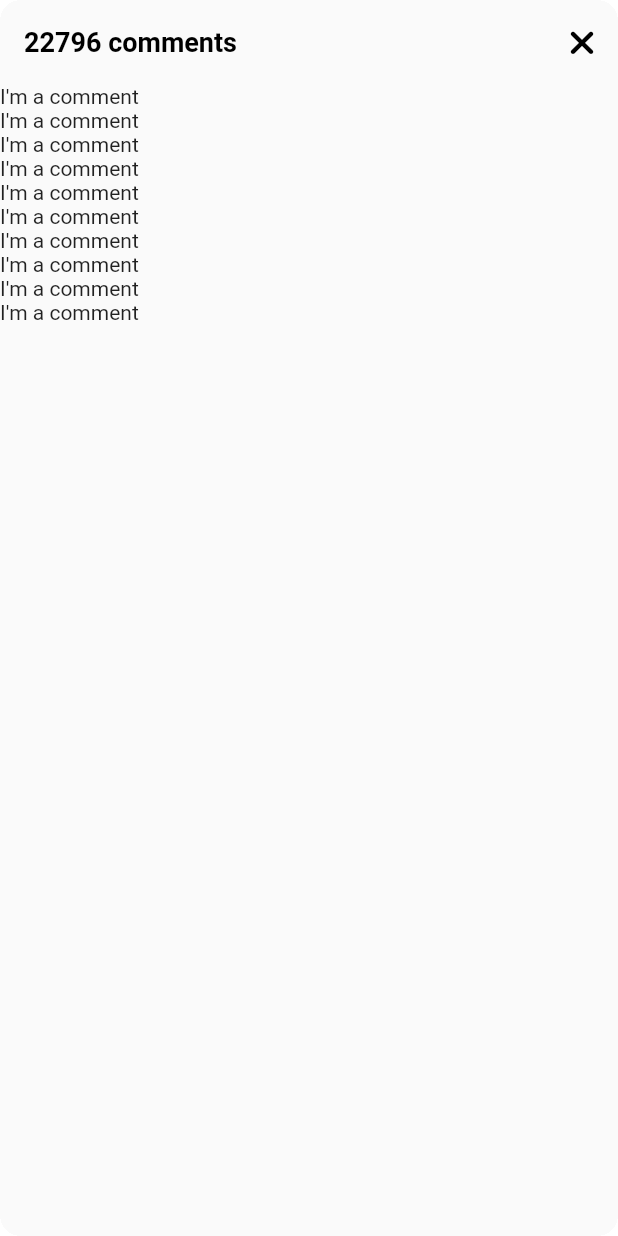
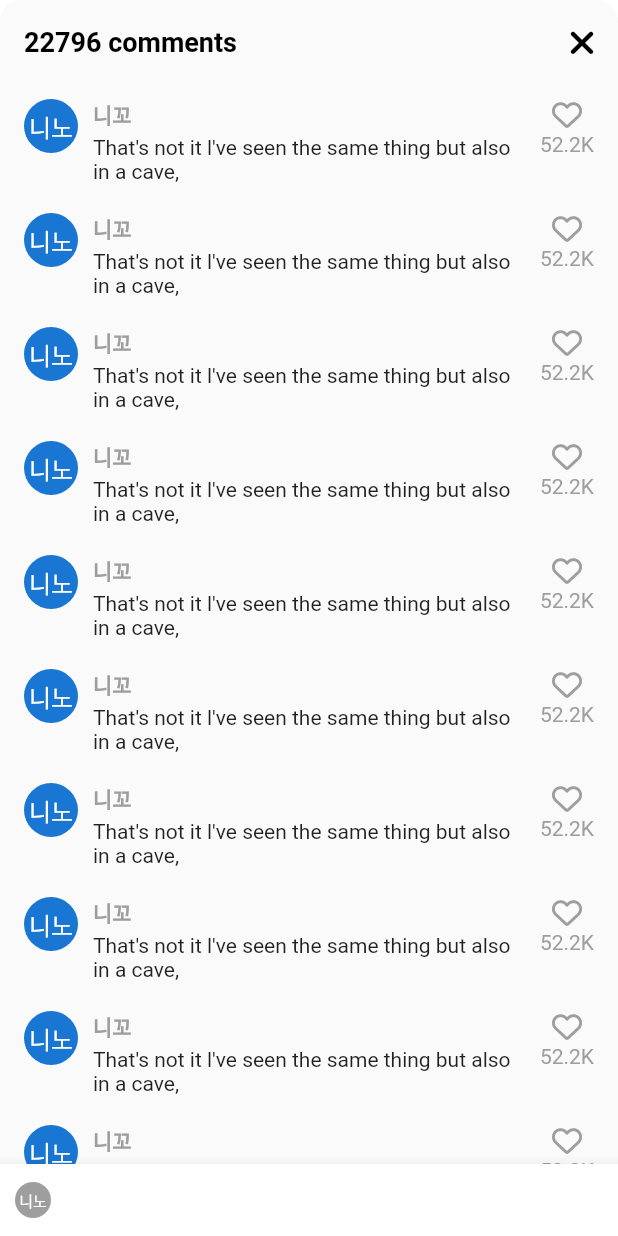
Before and after one commit to jangjia01234/reel_me, a Flutter app: the VideoComments screen opened directly, on a phone screen of 412 x 824 dp. Run offline on Flutter 3.47's test engine with Material 3 defaults, Android fonts, the phone set to English and light mode, and no system bars; our stand-ins replace font_awesome_flutter, video_player, visibility_detector; network calls fail.

Commit message:
comment layout 구성

```diff
--- a/lib/features/videos/widgets/video_comments.dart
+++ b/lib/features/videos/widgets/video_comments.dart
@@ -1,5 +1,6 @@
 import 'package:flutter/material.dart';
 import 'package:font_awesome_flutter/font_awesome_flutter.dart';
+import 'package:reel_me/constants/gaps.dart';
 import 'package:reel_me/constants/sizes.dart';
 
 class VideoComments extends StatefulWidget {
@@ -34,10 +35,78 @@ class _VideoCommentsState extends State<VideoComments> {
             )
           ],
         ),
-        body: ListView.builder(
+        body: ListView.separated(
+          padding: EdgeInsets.symmetric(
+            vertical: Sizes.size10,
+            horizontal: Sizes.size16,
+          ),
+          separatorBuilder: (context, index) => Gaps.v20,
           itemCount: 10,
-          itemBuilder: (context, index) => Container(
-            child: Text("I'm a comment"),
+          itemBuilder: (context, index) => Row(
+            crossAxisAlignment: CrossAxisAlignment.start,
+            children: [
+              CircleAvatar(
+                radius: 18,
+                child: Text("니노"),
+              ),
+              Gaps.h10,
+              Expanded(
+                child: Column(
+                  crossAxisAlignment: CrossAxisAlignment.start,
+                  children: [
+                    Text(
+                      '니꼬',
+                      style: TextStyle(
+                          fontWeight: FontWeight.bold,
+                          fontSize: Sizes.size14,
+                          color: Colors.grey.shade500),
+                    ),
+                    Gaps.v3,
+                    Text(
+                        "That's not it l've seen the same thing but also in a cave,"),
+                  ],
+                ),
+              ),
+              Gaps.h10,
+              Column(
+                children: [
+                  FaIcon(
+                    FontAwesomeIcons.heart,
+                    size: Sizes.size20,
+                    color: Colors.grey.shade500,
+                  ),
+                  Gaps.v2,
+                  Text(
+                    '52.2K',
+                    style: TextStyle(
+                      color: Colors.grey.shade500,
+                    ),
+                  ),
+                ],
+              ),
+            ],
+          ),
+        ),
+        bottomNavigationBar: BottomAppBar(
+          color: Colors.white,
+          padding: EdgeInsets.symmetric(
+            horizontal: Sizes.size10,
+            vertical: Sizes.size12,
+          ),
+          child: Row(
+            children: [
+              CircleAvatar(
+                radius: Sizes.size12,
+                backgroundColor: Colors.grey.shade500,
+                foregroundColor: Colors.white,
+                child: Center(
+                  child: Text(
+                    "니노",
+                    style: TextStyle(fontSize: Sizes.size10),
+                  ),
+                ),
+              ),
+            ],
           ),
         ),
       ),
```
